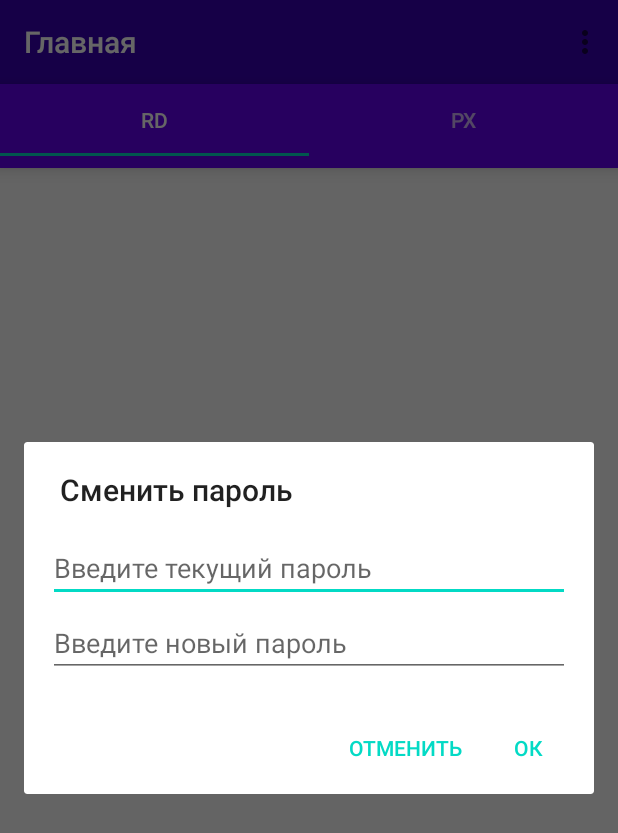
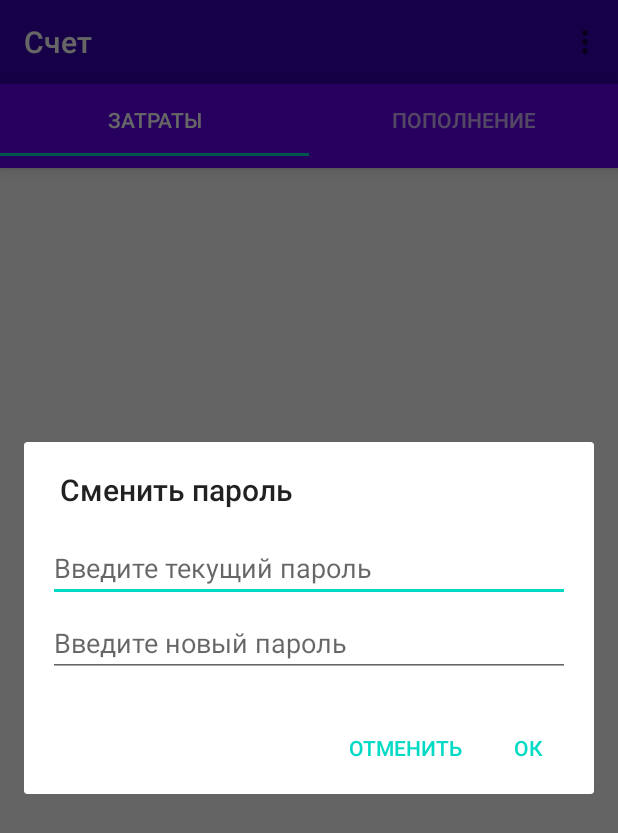
Before and after one commit to born-kh/nfc-account, an Android app: the TabsActivity screen opened directly, with no data from a screen before it, in the options menu, after a tap on "Сменить пароль", on a phone screen of 412 x 824 dp. Shown: the top 833 px of the screen. Run offline under Robolectric (Android 15) with nearby library versions, the phone set to English and light mode, and no system bars; libraries missing offline, so code that uses them is left out: cn.pedant; 2 statements that could not run were skipped.

Commit message:
fix content text

```diff
--- a/app/src/main/java/com/example/account/activities/LoginActivity.java
+++ b/app/src/main/java/com/example/account/activities/LoginActivity.java
@@ -87,7 +87,9 @@ public class LoginActivity extends AppCompatActivity implements View.OnClickList
                                 public void run() {
                                     // On complete call either onLoginSuccess or onLoginFailed
                                     if(loginResponse.isError()){
-                                        Toast.makeText(LoginActivity.this, "error", Toast.LENGTH_LONG).show();
+                                        editTextLogin.setText("");
+                                        editTextPassword.setText("");
+                                        Toast.makeText(LoginActivity.this, "Логин или пароль неверны", Toast.LENGTH_LONG).show();
                                     }else{
                                         Intent intent = new Intent(LoginActivity.this, TabsActivity.class);
                                         intent.putExtra("mjId", loginResponse.getUserId());
--- a/app/src/main/java/com/example/account/activities/MainActivity.java
+++ b/app/src/main/java/com/example/account/activities/MainActivity.java
@@ -136,7 +136,7 @@ public class MainActivity extends AppCompatActivity  {
                 if(s.toString().length()>0){
                     double price = Double.parseDouble(s.toString());
                     if(price> content2+content3) {
-                        editTextPrice.setError("введите меньшую число "+ content2+content3);
+                        editTextPrice.setError("Невозможно!(Лимит: "+ content2+content3 +")");
                         btnSave.setEnabled(false);
                     }else{
                         editTextPrice.setError(null);
@@ -339,6 +339,7 @@ public class MainActivity extends AppCompatActivity  {
     public static String getDecimal(String hex){
         String digits = "0123456789ABCDEF";
         hex = hex.toUpperCase();
+        hex = hex.toUpperCase();
         int val = 0;
         for (int i = 0; i < hex.length(); i++)
         {
--- a/app/src/main/java/com/example/account/activities/TabsActivity.java
+++ b/app/src/main/java/com/example/account/activities/TabsActivity.java
@@ -47,8 +47,8 @@ public class TabsActivity extends AppCompatActivity {
 
 
         TabLayout tabLayout = (TabLayout) findViewById(R.id.tab_layout);
-        tabLayout.addTab(tabLayout.newTab().setText("Rd"));
-        tabLayout.addTab(tabLayout.newTab().setText("Px"));
+        tabLayout.addTab(tabLayout.newTab().setText("Затраты"));
+        tabLayout.addTab(tabLayout.newTab().setText("Пополнение"));
         tabLayout.setTabGravity(TabLayout.GRAVITY_FILL);
         final ViewPager viewPager =(ViewPager)findViewById(R.id.view_pager);
          tabsAdapter = new TabsAdapter(getSupportFragmentManager(), tabLayout.getTabCount());
--- a/app/src/main/java/com/example/account/models/RdPxListAdapter.java
+++ b/app/src/main/java/com/example/account/models/RdPxListAdapter.java
@@ -35,7 +35,7 @@ public class RdPxListAdapter extends RecyclerView.Adapter<RdPxListAdapter.ViewHo
         holder.relativeLayout.setOnClickListener(new View.OnClickListener() {
             @Override
             public void onClick(View view) {
-                Toast.makeText(view.getContext(),"click on item: "+rdPxList.getPrice(),Toast.LENGTH_LONG).show();
+
             }
         });
     }
--- a/app/src/main/res/values/strings.xml
+++ b/app/src/main/res/values/strings.xml
@@ -1,5 +1,5 @@
 <resources>
-    <string name="app_name">Главная</string>
+    <string name="app_name">Счет</string>
     <string name="action_settings">Settings</string>
 
     <string name="action_sync">Синхронизация</string>
```
Also changed, not shown: app/src/main/res/mipmap-mdpi/ic_launcher_foreground.png (added).
